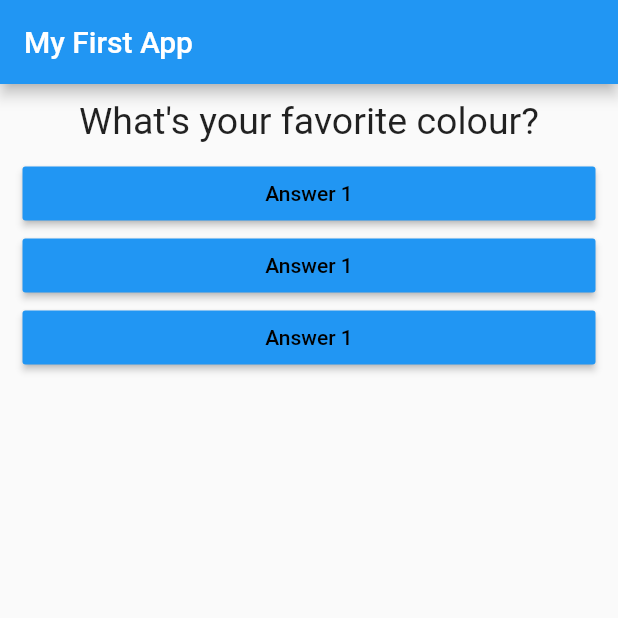
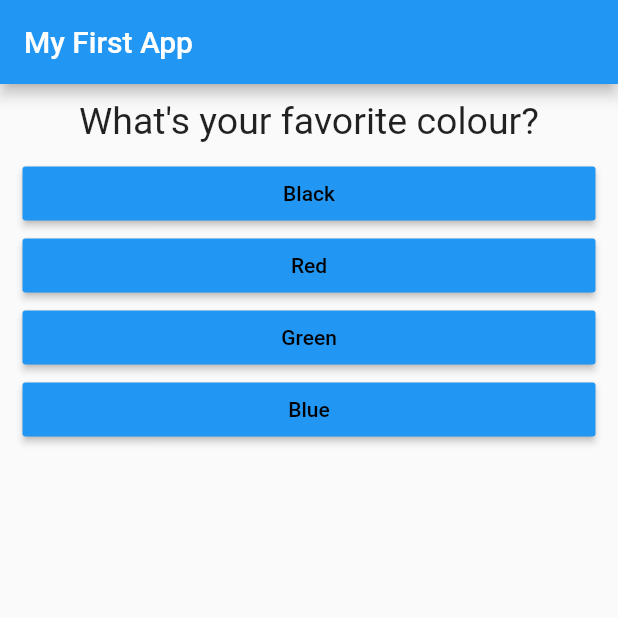
Before and after one commit to ksachchidanand/flutter-complete-guide, a Flutter app: the screen it shows after launch, on a phone screen of 412 x 824 dp, the top half of it. Run offline on Flutter 3.47's test engine with Material 2 defaults, Android fonts, the phone set to English and light mode, and no system bars.

Commit message:
choice for each question added using using a very unique feature of dart

```diff
--- a/lib/answer.dart
+++ b/lib/answer.dart
@@ -2,8 +2,9 @@ import 'package:flutter/material.dart';
 
 class Answer extends StatelessWidget {
   final Function selectHandler;
+  final String answerText;
 
-  Answer(this.selectHandler);
+  Answer(this.selectHandler, this.answerText);
 
   @override
   Widget build(BuildContext context) {
@@ -13,7 +14,7 @@ class Answer extends StatelessWidget {
       child: RaisedButton(
         color: Colors.blue,
         child: Text(
-          'Answer 1',
+          answerText,
           style: TextStyle(
             color: Colors.black,
           ),
--- a/lib/main.dart
+++ b/lib/main.dart
@@ -24,9 +24,19 @@ class _MyAppState extends State<MyApp> {
 
   @override
   Widget build(BuildContext context) {
-    var questions = [
-      'What\'s your favorite colour?',
-      'What\'s your favorite animal?',
+    const questions = [
+      {
+        'questionText': 'What\'s your favorite colour?',
+        'answers': ['Black', 'Red', 'Green', 'Blue'],
+      },
+      {
+        'questionText': 'What\'s your favorite animal?',
+        'answers': ['Rabbit', 'Snake', 'Elephant', 'Lion'],
+      },
+      {
+        'questionText': 'Who\'s your favorite instructor?',
+        'answers': ['Max', 'Max', 'Max', 'Max'],
+      },
     ];
     return MaterialApp(
       home: Scaffold(
@@ -38,11 +48,13 @@ class _MyAppState extends State<MyApp> {
         body: Column(
           children: <Widget>[
             Question(
-              questions.elementAt(_questionIndex),
+              questions.elementAt(_questionIndex)['questionText'],
             ),
-            Answer(_answerChosen),
-            Answer(_answerChosen),
-            Answer(_answerChosen),
+            ...(questions.elementAt(_questionIndex)['answers'] as List<String>)
+                .map(
+                  (answer) => Answer(_answerChosen, answer),
+                )
+                .toList(),
           ],
         ),
       ),
```
